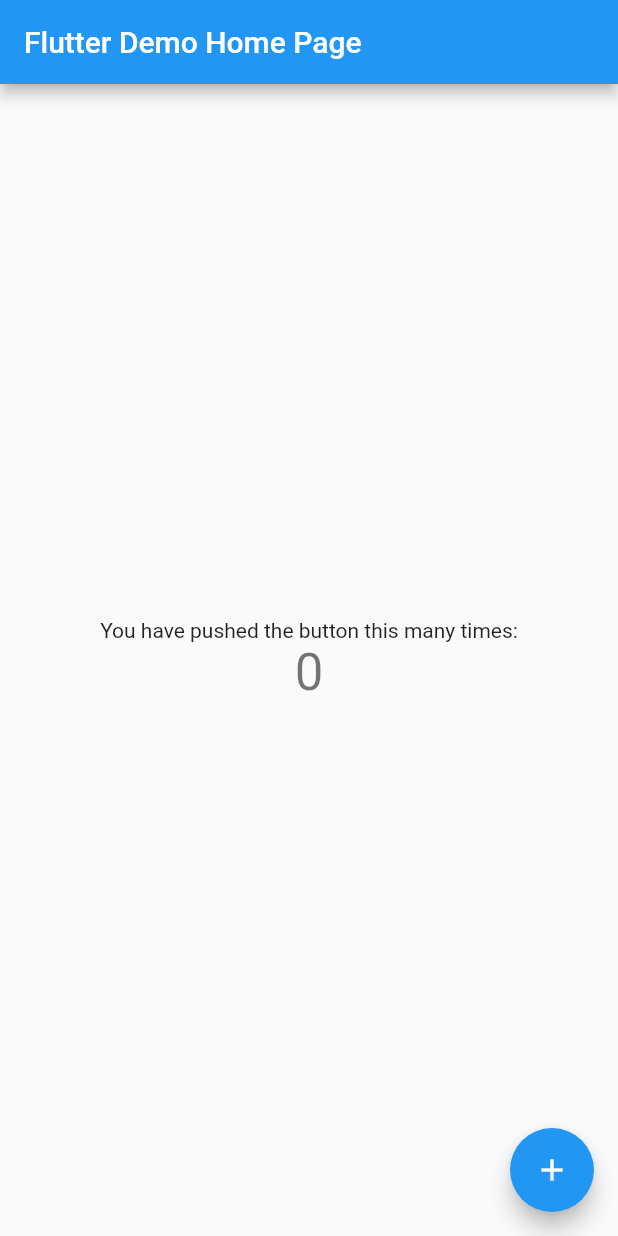
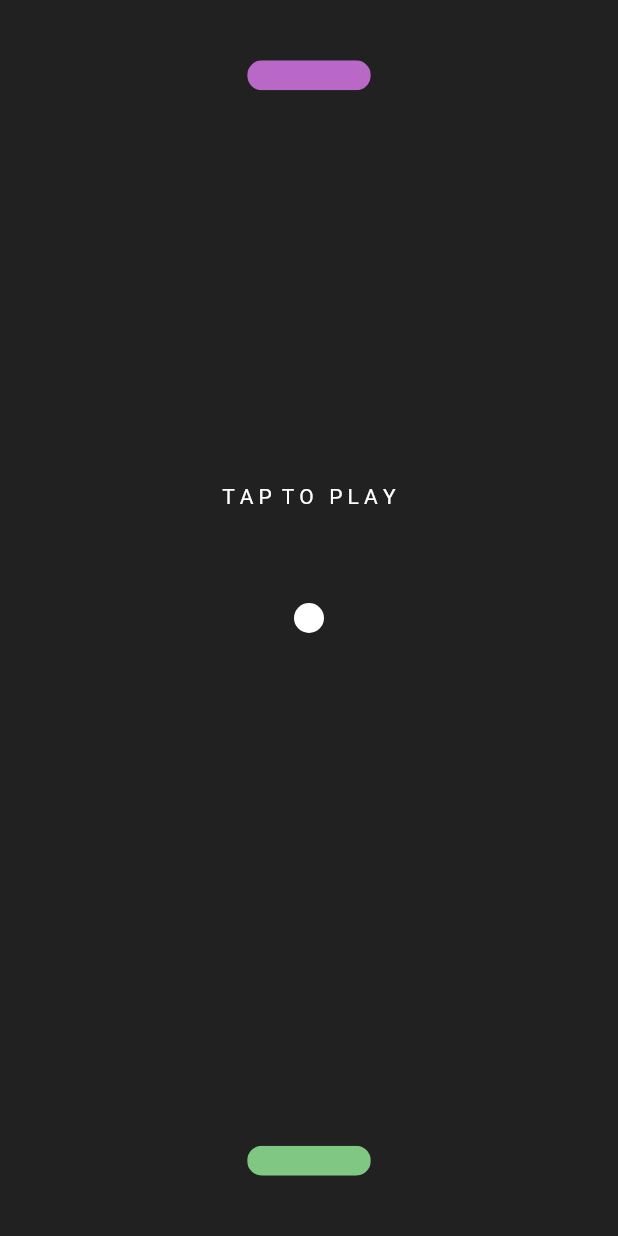
Before and after one commit to dellfinn/pong_game, a Flutter app: the screen it shows after launch, on a phone screen of 412 x 824 dp. Run offline on Flutter 3.47's test engine with Material 2 defaults, Android fonts, the phone set to English and light mode, and no system bars; drawn by our look-alikes of avatar_glow.

Commit message:
finished project

```diff
--- /dev/null
+++ b/lib/ball.dart
@@ -0,0 +1,26 @@
+import 'package:avatar_glow/avatar_glow.dart';
+import 'package:flutter/material.dart';
+
+class MyBall extends StatelessWidget {
+  final double x;
+  final double y;
+  final bool gameHasStarted;
+   MyBall({required this.x, required this.y,required this.gameHasStarted});
+  @override
+  Widget build(BuildContext context) {
+    return Container(
+      alignment: Alignment(x, y),
+      child: AvatarGlow(
+        endRadius: 30.00,
+        child: Container(
+          decoration: BoxDecoration(
+            color: Colors.white,
+            shape: BoxShape.circle,
+          ),
+          width: 20,
+          height: 20,
+        ),
+      ),
+    );
+  }
+}
--- /dev/null
+++ b/lib/brick.dart
@@ -0,0 +1,30 @@
+import 'package:flutter/material.dart';
+
+class MyBrick extends StatelessWidget {
+  final double x;
+  final double y;
+  final double brickWidth; //out of 2
+  final thisIsenemy;
+
+  MyBrick({
+    required this.x,
+    required this.y,
+    required this.brickWidth,
+    required this.thisIsenemy,
+  });
+
+  @override
+  Widget build(BuildContext context) {
+    return Container(
+      alignment: Alignment((2 * x + brickWidth) / (2 - brickWidth), y),
+      child: ClipRRect(
+        borderRadius: BorderRadius.circular(10),
+        child: Container(
+          color: thisIsenemy ? Colors.purple[300] : Colors.green[300],
+          height: 20,
+          width: MediaQuery.of(context).size.width * brickWidth / 2,
+        ),
+      ),
+    );
+  }
+}
--- /dev/null
+++ b/lib/coverscreen.dart
@@ -0,0 +1,20 @@
+import 'package:flutter/material.dart';
+
+class CoverScreen extends StatelessWidget {
+  final bool gameHasStarted;
+
+  CoverScreen({required this.gameHasStarted});
+
+  @override
+  Widget build(BuildContext context) {
+    return Container(
+      alignment: Alignment(0, -0.2),
+      child: Text(
+        gameHasStarted? '' : 'T A P  T O   P L A Y',
+        style: TextStyle(
+          color: Colors.white,
+        ),
+      ),
+    );
+  }
+}
--- /dev/null
+++ b/lib/homepage.dart
@@ -0,0 +1,237 @@
+import 'dart:async';
+import 'dart:math';
+
+import 'package:flutter/material.dart';
+import 'package:flutter/services.dart';
+import 'package:pong/ball.dart';
+import 'package:pong/brick.dart';
+import 'package:pong/coverscreen.dart';
+import 'package:pong/scorescreen.dart';
+
+class HomePage extends StatefulWidget {
+  @override
+  State<HomePage> createState() => _HomePageState();
+}
+
+enum direction { UP, DOWN, LEFT, RIGHT }
+
+class _HomePageState extends State<HomePage> {
+  //player variables bottom bricks
+  double playerX = -0.2;
+  double bricksWidth = 0.4; //out of 2
+  int playerScore = 0;
+
+  //enemy variables top bricks
+  double enemyX = -0.2;
+  int enemyScore = 0;
+
+  //ball variables
+  double ballX = 0;
+  double ballY = 0;
+  var ballYDirection = direction.DOWN;
+  var ballXDirection = direction.LEFT;
+
+  //game settings
+  bool gameHasStarted = false;
+
+  void startGame() {
+    gameHasStarted = true;
+    Timer.periodic(Duration(milliseconds: 50), (timer) {
+      //update direction
+      updateDirection();
+      //moveball
+      moveBall();
+      //move enemy
+       moveEnemy();
+      //check if player is dead
+      if (isPlayerDead()) {
+        enemyScore++; //add enemy score
+        timer.cancel();
+        _showDialog(false);
+      }
+      if (isEnemyDead()) {
+        playerScore++; //add player score
+        timer.cancel();
+        _showDialog(true);
+      }
+    });
+  }
+
+  bool isEnemyDead() {
+    if (ballY <= -1) {
+      return true;
+    }
+    return false;
+  }
+
+  void moveEnemy() {
+    setState(() {
+      enemyX = ballX;
+    });
+  }
+
+  void _showDialog(bool enemyDead) {
+    showDialog(
+        context: context,
+        barrierDismissible: false,
+        builder: (BuildContext context) {
+          return AlertDialog(
+            backgroundColor: Colors.deepPurple,
+            title: Center(
+              child: Text(
+                enemyDead ? "GREEN WIN" : "PURPLE WIN",
+                style: TextStyle(color: Colors.white),
+              ),
+            ),
+            actions: [
+              GestureDetector(
+                onTap: resetGame,
+                child: ClipRRect(
+                  borderRadius: BorderRadius.circular(5),
+                  child: Container(
+                    padding: EdgeInsets.all(7),
+                    color:
+                        enemyDead ? Colors.green[100] : Colors.deepPurple[100],
+                    child: Text(
+                      'PLAY AGAIN',
+                      style: TextStyle(
+                        color: enemyDead
+                            ? Colors.green[800]
+                            : Colors.deepPurple[800],
+                      ),
+                    ),
+                  ),
+                ),
+              ),
+            ],
+          );
+        });
+  }
+
+  void resetGame() {
+    Navigator.pop(context);
+    setState(() {
+      gameHasStarted = false;
+      ballX = 0;
+      ballY = 0;
+      playerX = -0.2;
+      enemyX = -0.2;
+    });
+  }
+
+  bool isPlayerDead() {
+    if (ballY >= 1) {
+      return true;
+    }
+    return false;
+  }
+
+  void updateDirection() {
+    setState(() {
+      //update vertical direction
+      if (ballY >= 0.9 && playerX + bricksWidth >= ballX && playerX <= ballX) {
+        ballYDirection = direction.UP;
+      } else if (ballY <= -0.9) {
+        ballYDirection = direction.DOWN;
+      }
+      //update horizontal direction
+      if (ballX >= 1.0) {
+        ballXDirection = direction.LEFT;
+      } else if (ballX <= -1.0) {
+        ballXDirection = direction.RIGHT;
+      }
+    });
+  }
+
+  void moveBall() {
+    setState(() {
+      //vertical movement
+      if (ballYDirection == direction.DOWN) {
+        ballY += 0.1;
+      } else if (ballYDirection == direction.UP) {
+        ballY -= 0.1;
+      }
+
+      //horizontal movement
+      if (ballXDirection == direction.LEFT) {
+        ballX -= 0.1;
+      } else if (ballXDirection == direction.RIGHT) {
+        ballX += 0.1;
+      }
+    });
+  }
+
+  void moveLeft() {
+    setState(() {
+      if (!(playerX - bricksWidth <= -1.4)) {
+        playerX -= 0.1;
+      }
+    });
+  }
+
+  void moveRight() {
+    setState(() {
+      if (!(playerX + bricksWidth >= 1)) {
+        playerX += 0.1;
+      }
+    });
+  }
+
+  @override
+  Widget build(BuildContext context) {
+    return RawKeyboardListener(
+      focusNode: FocusNode(),
+      autofocus: true,
+      onKey: (event) {
+        if (event.isKeyPressed(LogicalKeyboardKey.arrowLeft)) {
+          moveLeft();
+        } else if (event.isKeyPressed(LogicalKeyboardKey.arrowRight)) {
+          moveRight();
+        }
+      },
+      child: GestureDetector(
+        onTap: startGame,
+        child: Scaffold(
+          backgroundColor: Colors.grey[900],
+          body: Center(
+            child: Stack(
+              children: [
+                //tap to play
+                CoverScreen(
+                  gameHasStarted: gameHasStarted,
+                ),
+                //scoreScreen
+                Scorescreen(
+                  enemyScore: enemyScore,
+                  playerScore: playerScore,
+                  gameHasStarted: gameHasStarted,
+                ),
+
+                //enemy top bricks
+                MyBrick(
+                  x: enemyX,
+                  y: -0.9,
+                  brickWidth: bricksWidth,
+                  thisIsenemy: true,
+                ),
+
+                //enemy bottom bricks
+                MyBrick(
+                  x: playerX,
+                  y: 0.9,
+                  brickWidth: bricksWidth,
+                  thisIsenemy: false,
+                ),
+                MyBall(
+                  x: ballX,
+                  y: ballY,
+                  gameHasStarted: gameHasStarted,
+                ),
+              ],
+            ),
+          ),
+        ),
+      ),
+    );
+  }
+}
--- a/lib/main.dart
+++ b/lib/main.dart
@@ -1,4 +1,6 @@
 import 'package:flutter/material.dart';
+
+import 'homepage.dart';
 
 void main() {
   runApp(const MyApp());
@@ -7,109 +9,12 @@ void main() {
 class MyApp extends StatelessWidget {
   const MyApp({Key? key}) : super(key: key);
 
-  // This widget is the root of your application.
   @override
   Widget build(BuildContext context) {
     return MaterialApp(
-      title: 'Flutter Demo',
-      theme: ThemeData(
-        // This is the theme of your application.
-        //
-        // Try running your application with "flutter run". You'll see the
-        // application has a blue toolbar. Then, without quitting the app, try
-        // changing the primarySwatch below to Colors.green and then invoke
-        // "hot reload" (press "r" in the console where you ran "flutter run",
-        // or simply save your changes to "hot reload" in a Flutter IDE).
-        // Notice that the counter didn't reset back to zero; the application
-        // is not restarted.
-        primarySwatch: Colors.blue,
-      ),
-      home: const MyHomePage(title: 'Flutter Demo Home Page'),
+      debugShowCheckedModeBanner: false,
+      home: HomePage(),
+
     );
   }
 }
-
-class MyHomePage extends StatefulWidget {
-  const MyHomePage({Key? key, required this.title}) : super(key: key);
-
-  // This widget is the home page of your application. It is stateful, meaning
-  // that it has a State object (defined below) that contains fields that affect
-  // how it looks.
-
-  // This class is the configuration for the state. It holds the values (in this
-  // case the title) provided by the parent (in this case the App widget) and
-  // used by the build method of the State. Fields in a Widget subclass are
-  // always marked "final".
-
-  final String title;
-
-  @override
-  State<MyHomePage> createState() => _MyHomePageState();
-}
-
-class _MyHomePageState extends State<MyHomePage> {
-  int _counter = 0;
-
-  void _incrementCounter() {
-    setState(() {
-      // This call to setState tells the Flutter framework that something has
-      // changed in this State, which causes it to rerun the build method below
-      // so that the display can reflect the updated values. If we changed
-      // _counter without calling setState(), then the build method would not be
-      // called again, and so nothing would appear to happen.
-      _counter++;
-    });
-  }
-
-  @override
-  Widget build(BuildContext context) {
-    // This method is rerun every time setState is called, for instance as done
-    // by the _incrementCounter method above.
-    //
-    // The Flutter framework has been optimized to make rerunning build methods
-    // fast, so that you can just rebuild anything that needs updating rather
-    // than having to individually change instances of widgets.
-    return Scaffold(
-      appBar: AppBar(
-        // Here we take the value from the MyHomePage object that was created by
-        // the App.build method, and use it to set our appbar title.
-        title: Text(widget.title),
-      ),
-      body: Center(
-        // Center is a layout widget. It takes a single child and positions it
-        // in the middle of the parent.
-        child: Column(
-          // Column is also a layout widget. It takes a list of children and
-          // arranges them vertically. By default, it sizes itself to fit its
-          // children horizontally, and tries to be as tall as its parent.
-          //
-          // Invoke "debug painting" (press "p" in the console, choose the
-          // "Toggle Debug Paint" action from the Flutter Inspector in Android
-          // Studio, or the "Toggle Debug Paint" command in Visual Studio Code)
-          // to see the wireframe for each widget.
-          //
-          // Column has various properties to control how it sizes itself and
-          // how it positions its children. Here we use mainAxisAlignment to
-          // center the children vertically; the main axis here is the vertical
-          // axis because Columns are vertical (the cross axis would be
-          // horizontal).
-          mainAxisAlignment: MainAxisAlignment.center,
-          children: <Widget>[
-            const Text(
-              'You have pushed the button this many times:',
-            ),
-            Text(
-              '$_counter',
-              style: Theme.of(context).textTheme.headline4,
-            ),
-          ],
-        ),
-      ),
-      floatingActionButton: FloatingActionButton(
-        onPressed: _incrementCounter,
-        tooltip: 'Increment',
-        child: const Icon(Icons.add),
-      ), // This trailing comma makes auto-formatting nicer for build methods.
-    );
-  }
-}
--- /dev/null
+++ b/lib/scorescreen.dart
@@ -0,0 +1,45 @@
+import 'package:flutter/material.dart';
+
+class Scorescreen extends StatelessWidget {
+  final bool gameHasStarted;
+  // ignore: prefer_typing_uninitialized_variables
+  final enemyScore;
+  // ignore: prefer_typing_uninitialized_variables
+  final playerScore;
+
+  Scorescreen(
+      {required this.gameHasStarted,
+      required this.enemyScore,
+      required this.playerScore});
+  @override
+  Widget build(BuildContext context) {
+    return gameHasStarted
+        ? Stack(
+            children: [
+              Container(
+                alignment: Alignment(0, 0),
+                child: Container(
+                  height: 1,
+                  width: MediaQuery.of(context).size.width / 4,
+                  color: Colors.grey[800],
+                ),
+              ),
+              Container(
+                alignment: Alignment(0, -0.2),
+                child: Text(
+                  enemyScore.toString(),
+                  style: TextStyle(color: Colors.grey[800], fontSize: 100),
+                ),
+              ),
+              Container(
+                alignment: Alignment(0, 0.2),
+                child: Text(
+                  playerScore.toString(),
+                  style: TextStyle(color: Colors.grey[800], fontSize: 100),
+                ),
+              ),
+            ],
+          )
+        : Container();
+  }
+}
--- a/pubspec.yaml
+++ b/pubspec.yaml
@@ -34,10 +34,12 @@ dependencies:
   # The following adds the Cupertino Icons font to your application.
   # Use with the CupertinoIcons class for iOS style icons.
   cupertino_icons: ^1.0.2
+  avatar_glow: ^2.0.2
 
 dev_dependencies:
   flutter_test:
     sdk: flutter
+
 
   # The "flutter_lints" package below contains a set of recommended lints to
   # encourage good coding practices. The lint set provided by the package is
```
Also changed, not shown: pubspec.lock.
